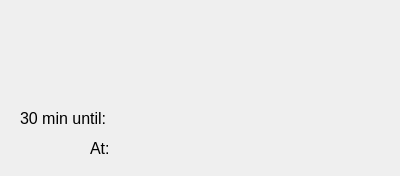
Above: kOrganizify/src/notificationswindow.ui from jelisavetagavrilovic/kOrganizify before the change. Below: the same form after it.
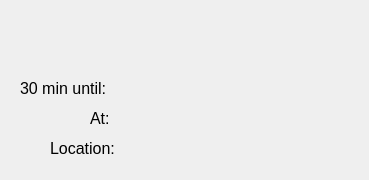
That is the form after the change. Icons and pictures are not drawn.

Diff of the .ui file:
```diff
--- a/kOrganizify/src/notificationswindow.ui
+++ b/kOrganizify/src/notificationswindow.ui
@@ -6,19 +6,28 @@
    <rect>
     <x>0</x>
     <y>0</y>
-    <width>400</width>
-    <height>176</height>
+    <width>369</width>
+    <height>180</height>
    </rect>
   </property>
   <property name="windowTitle">
    <string>Form</string>
   </property>
-  <widget class="QLabel" name="lbl_timeEvent">
+  <property name="styleSheet">
+   <string notr="true">NotificationWindow{
+	background-color: #F7F4F8;
+}
+
+QLabel{
+	color: black;
+}</string>
+  </property>
+  <widget class="QLabel" name="lblTimeEvent">
    <property name="geometry">
     <rect>
      <x>90</x>
-     <y>140</y>
-     <width>261</width>
+     <y>110</y>
+     <width>251</width>
      <height>16</height>
     </rect>
    </property>
@@ -35,8 +44,8 @@
    <property name="geometry">
     <rect>
      <x>20</x>
-     <y>110</y>
-     <width>331</width>
+     <y>80</y>
+     <width>321</width>
      <height>16</height>
     </rect>
    </property>
@@ -54,8 +63,8 @@
     <rect>
      <x>160</x>
      <y>10</y>
-     <width>71</width>
-     <height>61</height>
+     <width>51</width>
+     <height>51</height>
     </rect>
    </property>
    <property name="text">
@@ -68,6 +77,24 @@
     <bool>true</bool>
    </property>
   </widget>
+  <widget class="QLabel" name="lblLocationEvent">
+   <property name="geometry">
+    <rect>
+     <x>50</x>
+     <y>140</y>
+     <width>291</width>
+     <height>16</height>
+    </rect>
+   </property>
+   <property name="font">
+    <font>
+     <pointsize>12</pointsize>
+    </font>
+   </property>
+   <property name="text">
+    <string>Location:</string>
+   </property>
+  </widget>
  </widget>
  <resources>
   <include location="../resources.qrc"/>
```
Left out of the diff: 4 changed lines with no effect on the pictures.
